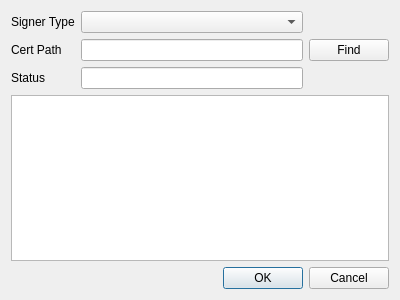
This is CCMan/signer_dlg.ui in jykim74/CCMan as Qt 5 draws it before an edit. The edited form follows.
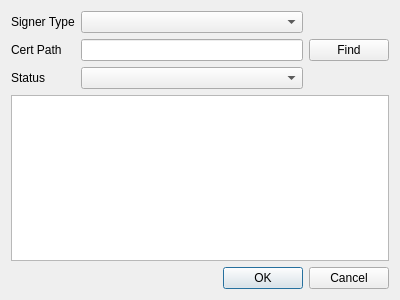
This is the edited form.

```diff
--- a/CCMan/signer_dlg.ui
+++ b/CCMan/signer_dlg.ui
@@ -48,9 +48,6 @@
    <item row="1" column="1">
     <widget class="QLineEdit" name="mCertPathText"/>
    </item>
-   <item row="2" column="1">
-    <widget class="QLineEdit" name="mStatusText"/>
-   </item>
    <item row="5" column="1" colspan="2">
     <widget class="QDialogButtonBox" name="buttonBox">
      <property name="orientation">
@@ -64,6 +61,9 @@
    <item row="3" column="0" colspan="3">
     <widget class="QPlainTextEdit" name="mDescText"/>
    </item>
+   <item row="2" column="1">
+    <widget class="QComboBox" name="mStatusCombo"/>
+   </item>
   </layout>
  </widget>
  <resources/>
```
